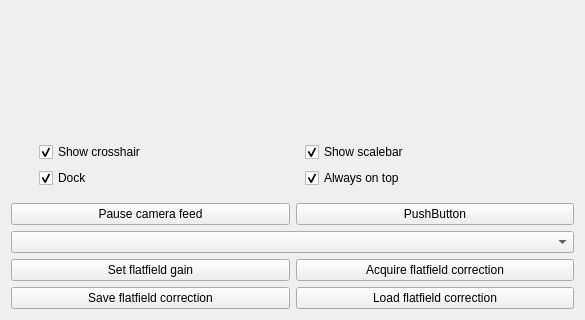
The window that iris/resources/motion_video/brightfieldcontrol.ui (The-Thomas-Lab-UCL/orm-iris) describes before a commit, drawn with Qt 5; both pictures show x 0 to 585 and y 184 to 504 of the 585 by 504 pixel window.
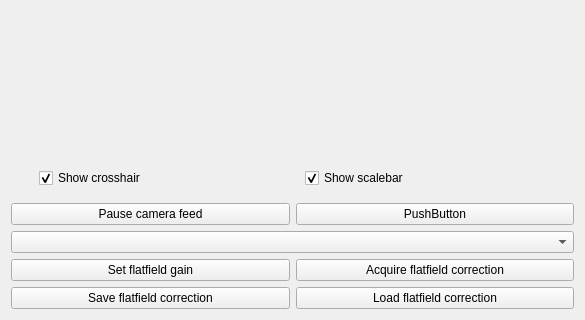
The same window after the commit.

```diff
--- a/iris/resources/motion_video/brightfieldcontrol.ui
+++ b/iris/resources/motion_video/brightfieldcontrol.ui
@@ -65,30 +65,6 @@
              </item>
             </layout>
            </item>
-           <item>
-            <layout class="QHBoxLayout" name="horizontalLayout_8">
-             <item>
-              <widget class="QCheckBox" name="chk_dockvideo">
-               <property name="text">
-                <string>Dock</string>
-               </property>
-               <property name="checked">
-                <bool>true</bool>
-               </property>
-              </widget>
-             </item>
-             <item>
-              <widget class="QCheckBox" name="chk_alwaysOnTop">
-               <property name="text">
-                <string>Always on top</string>
-               </property>
-               <property name="checked">
-                <bool>true</bool>
-               </property>
-              </widget>
-             </item>
-            </layout>
-           </item>
           </layout>
          </item>
         </layout>
```
Left out of the diff: 6 changed lines with no effect on the pictures.
